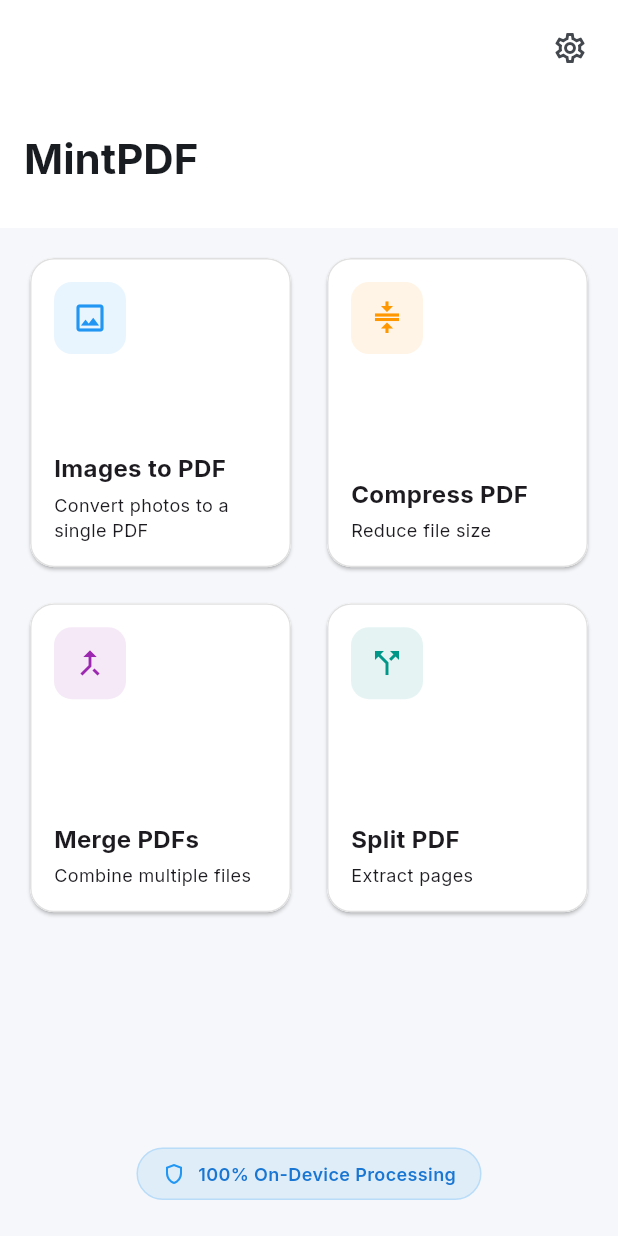
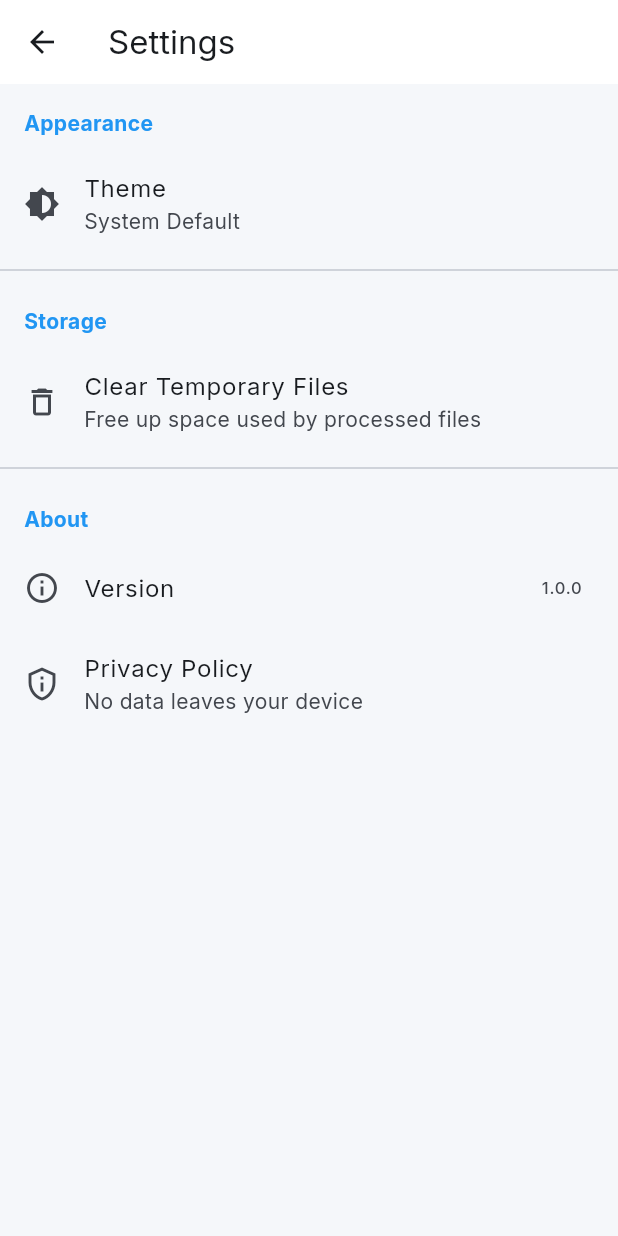
Before and after one commit to hemantrajsen/MintPDF-App, a Flutter app: the screen it shows after launch, after a tap on the "settings" icon, on a phone screen of 412 x 824 dp. Run offline on Flutter 3.47's test engine with Material 3 defaults, Android fonts, the phone set to English and light mode, and no system bars; our stand-ins replace file_picker, flutter_riverpod, google_fonts, image_picker, open_file, package_info_plus and 2 more; missing offline and left inert: pdf_render, syncfusion_flutter_pdf.

Commit message:
Added the settings screen and icon

```diff
--- /dev/null
+++ b/lib/core/theme/theme_provider.dart
@@ -0,0 +1,4 @@
+import 'package:flutter/material.dart';
+import 'package:flutter_riverpod/flutter_riverpod.dart';
+
+final themeModeProvider = StateProvider<ThemeMode>((ref) => ThemeMode.system);
--- a/lib/features/home/presentation/home_screen.dart
+++ b/lib/features/home/presentation/home_screen.dart
@@ -6,6 +6,7 @@ import '../../pdf_processing/presentation/image_to_pdf_screen.dart';
 import '../../pdf_processing/presentation/compress_pdf_screen.dart';
 import '../../pdf_processing/presentation/merge_pdf_screen.dart';
 import '../../pdf_processing/presentation/split_pdf_screen.dart';
+import '../../settings/presentation/settings_screen.dart';
 
 class HomeScreen extends ConsumerWidget {
   const HomeScreen({super.key});
@@ -59,7 +60,10 @@ class HomeScreen extends ConsumerWidget {
               IconButton(
                 icon: const Icon(Icons.settings_outlined),
                 onPressed: () {
-                  // TODO: Navigate to settings
+                  Navigator.push(
+                    context,
+                    MaterialPageRoute(builder: (_) => const SettingsScreen()),
+                  );
                 },
               ),
               const SizedBox(width: 8),
--- /dev/null
+++ b/lib/features/settings/presentation/settings_screen.dart
@@ -0,0 +1,186 @@
+import 'package:flutter/material.dart';
+import 'package:flutter_riverpod/flutter_riverpod.dart';
+import 'package:mintpdf/core/theme/theme_provider.dart';
+import 'package:mintpdf/core/utils/file_helper.dart';
+import 'package:package_info_plus/package_info_plus.dart'; // I might need to add this dependency
+
+class SettingsScreen extends ConsumerStatefulWidget {
+  const SettingsScreen({super.key});
+
+  @override
+  ConsumerState<SettingsScreen> createState() => _SettingsScreenState();
+}
+
+class _SettingsScreenState extends ConsumerState<SettingsScreen> {
+  String _version = '';
+
+  @override
+  void initState() {
+    super.initState();
+    _loadVersion();
+  }
+
+  Future<void> _loadVersion() async {
+    final packageInfo = await PackageInfo.fromPlatform();
+    setState(() {
+      _version = packageInfo.version;
+    });
+  }
+
+  @override
+  Widget build(BuildContext context) {
+    final themeMode = ref.watch(themeModeProvider);
+
+    return Scaffold(
+      appBar: AppBar(title: const Text('Settings')),
+      body: ListView(
+        children: [
+          _buildSectionHeader(context, 'Appearance'),
+          ListTile(
+            leading: const Icon(Icons.brightness_6),
+            title: const Text('Theme'),
+            subtitle: Text(_getThemeText(themeMode)),
+            onTap: () => _showThemeDialog(context, ref),
+          ),
+          const Divider(),
+          _buildSectionHeader(context, 'Storage'),
+          ListTile(
+            leading: const Icon(Icons.delete_outline),
+            title: const Text('Clear Temporary Files'),
+            subtitle: const Text('Free up space used by processed files'),
+            onTap: () => _clearCache(context),
+          ),
+          const Divider(),
+          _buildSectionHeader(context, 'About'),
+          ListTile(
+            leading: const Icon(Icons.info_outline),
+            title: const Text('Version'),
+            trailing: Text(_version),
+          ),
+          ListTile(
+            leading: const Icon(Icons.privacy_tip_outlined),
+            title: const Text('Privacy Policy'),
+            subtitle: const Text('No data leaves your device'),
+            onTap: () {
+              showDialog(
+                context: context,
+                builder: (context) => AlertDialog(
+                  title: const Text('Privacy Policy'),
+                  content: const Text(
+                    'MintPDF is designed with privacy first. \n\n'
+                    'All PDF processing (merging, splitting, compressing, etc.) happens locally on your device. \n\n'
+                    'We do not upload your files to any server. Your data stays in your hands.',
+                  ),
+                  actions: [
+                    TextButton(
+                      onPressed: () => Navigator.pop(context),
+                      child: const Text('OK'),
+                    ),
+                  ],
+                ),
+              );
+            },
+          ),
+        ],
+      ),
+    );
+  }
+
+  Widget _buildSectionHeader(BuildContext context, String title) {
+    return Padding(
+      padding: const EdgeInsets.fromLTRB(16, 16, 16, 8),
+      child: Text(
+        title,
+        style: TextStyle(
+          color: Theme.of(context).colorScheme.primary,
+          fontWeight: FontWeight.bold,
+        ),
+      ),
+    );
+  }
+
+  String _getThemeText(ThemeMode mode) {
+    switch (mode) {
+      case ThemeMode.system:
+        return 'System Default';
+      case ThemeMode.light:
+        return 'Light';
+      case ThemeMode.dark:
+        return 'Dark';
+    }
+  }
+
+  void _showThemeDialog(BuildContext context, WidgetRef ref) {
+    showDialog(
+      context: context,
+      builder: (context) => SimpleDialog(
+        title: const Text('Select Theme'),
+        children: [
+          _buildThemeOption(context, ref, ThemeMode.system, 'System Default'),
+          _buildThemeOption(context, ref, ThemeMode.light, 'Light'),
+          _buildThemeOption(context, ref, ThemeMode.dark, 'Dark'),
+        ],
+      ),
+    );
+  }
+
+  Widget _buildThemeOption(
+    BuildContext context,
+    WidgetRef ref,
+    ThemeMode mode,
+    String text,
+  ) {
+    final currentMode = ref.read(themeModeProvider);
+    return SimpleDialogOption(
+      onPressed: () {
+        ref.read(themeModeProvider.notifier).state = mode;
+        Navigator.pop(context);
+      },
+      child: Row(
+        children: [
+          Icon(
+            mode == currentMode
+                ? Icons.radio_button_checked
+                : Icons.radio_button_unchecked,
+            color: mode == currentMode
+                ? Theme.of(context).colorScheme.primary
+                : Colors.grey,
+          ),
+          const SizedBox(width: 12),
+          Text(text),
+        ],
+      ),
+    );
+  }
+
+  Future<void> _clearCache(BuildContext context) async {
+    final confirmed = await showDialog<bool>(
+      context: context,
+      builder: (context) => AlertDialog(
+        title: const Text('Clear Cache?'),
+        content: const Text(
+          'This will delete all temporary files generated by the app. Your original files will not be affected.',
+        ),
+        actions: [
+          TextButton(
+            onPressed: () => Navigator.pop(context, false),
+            child: const Text('Cancel'),
+          ),
+          FilledButton(
+            onPressed: () => Navigator.pop(context, true),
+            child: const Text('Clear'),
+          ),
+        ],
+      ),
+    );
+
+    if (confirmed == true) {
+      await FileHelper.instance.clearCache();
+      if (context.mounted) {
+        ScaffoldMessenger.of(context).showSnackBar(
+          const SnackBar(content: Text('Cache cleared successfully')),
+        );
+      }
+    }
+  }
+}
--- a/lib/main.dart
+++ b/lib/main.dart
@@ -1,6 +1,7 @@
 import 'package:flutter/material.dart';
 import 'package:flutter_riverpod/flutter_riverpod.dart';
 import 'core/theme/app_theme.dart';
+import 'core/theme/theme_provider.dart';
 import 'features/home/presentation/home_screen.dart';
 
 void main() {
@@ -12,6 +13,8 @@ class MintPDFApp extends ConsumerWidget {
 
   @override
   Widget build(BuildContext context, WidgetRef ref) {
+    final themeMode = ref.watch(themeModeProvider);
+
     return MaterialApp(
       home: const HomeScreen(),
       title: 'MintPDF',
@@ -20,9 +23,7 @@ class MintPDFApp extends ConsumerWidget {
       // Theme Configuration
       theme: AppTheme.lightTheme,
       darkTheme: AppTheme.darkTheme,
-      themeMode: ThemeMode.system, // Auto-detect system preference
-
-
+      themeMode: themeMode,
     );
   }
 }
--- a/pubspec.yaml
+++ b/pubspec.yaml
@@ -52,6 +52,7 @@ dependencies:
   uuid: ^4.3.3
   share_plus: ^12.0.1
   reorderable_grid_view: ^2.2.8
+  package_info_plus: ^9.0.0
 
 
 dev_dependencies:
@@ -64,6 +65,7 @@ dev_dependencies:
   # package. See that file for information about deactivating specific lint
   # rules and activating additional ones.
   flutter_lints: ^6.0.0
+  flutter_launcher_icons: ^0.14.4
 
 # For information on the generic Dart part of this file, see the
 # following page: https://dart.dev/tools/pub/pubspec
```
Also changed, not shown: flutter_launcher_icons.yaml (added, +17 -0 lines), pubspec.lock, 45 other files.
